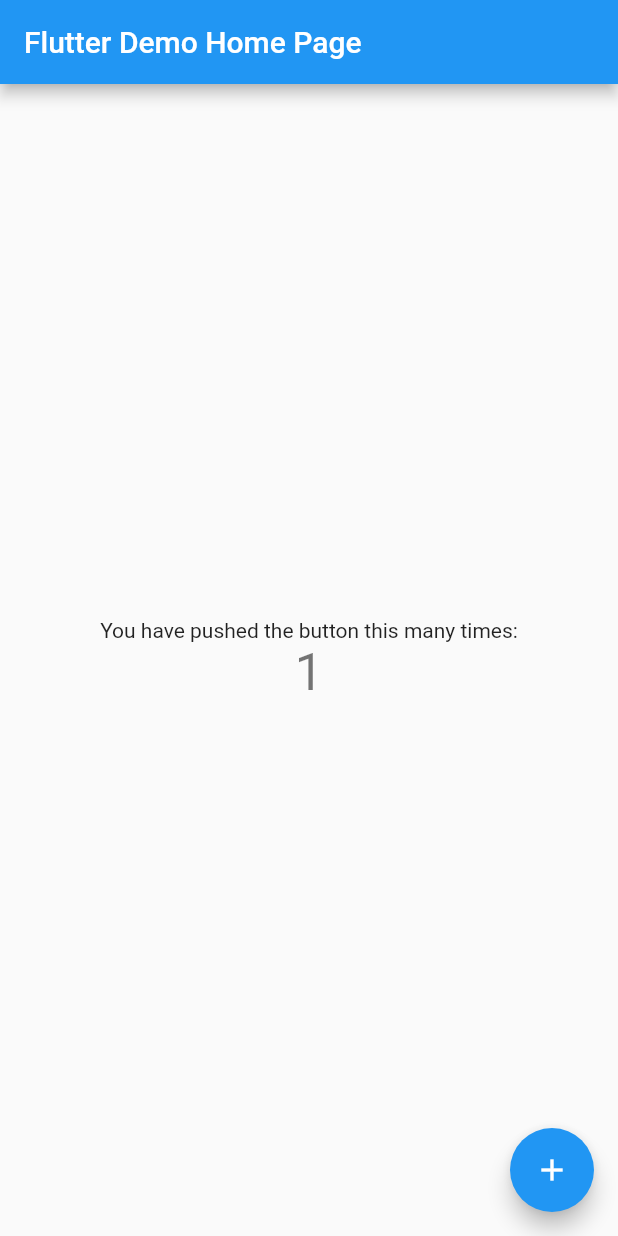
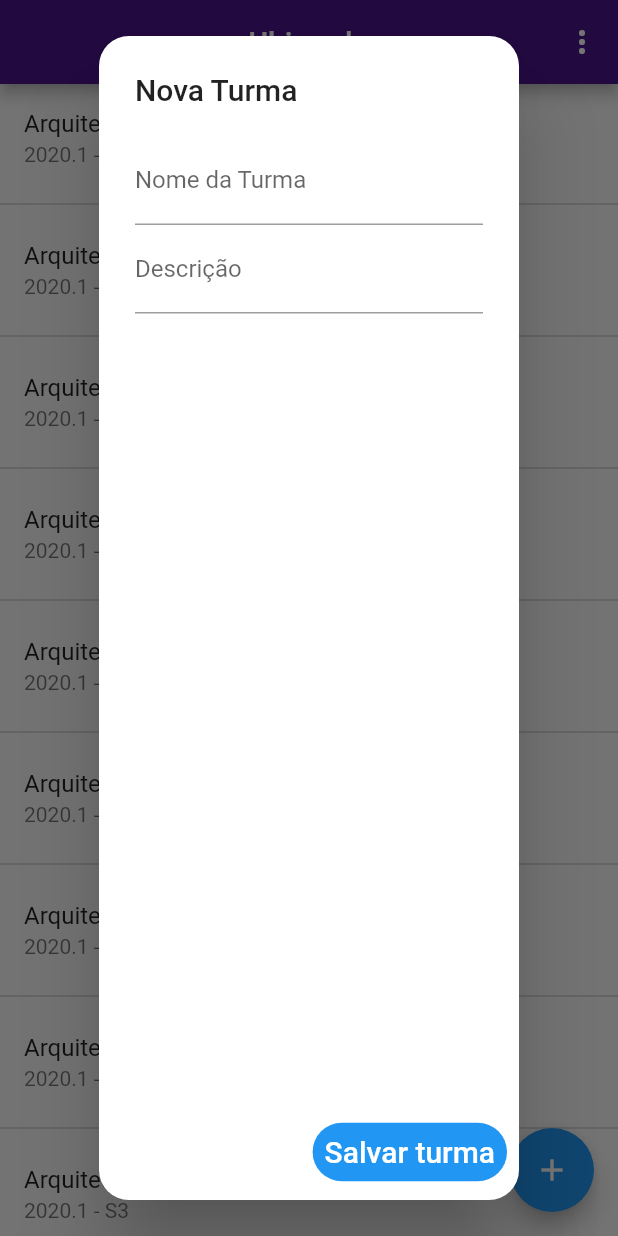
Before and after one commit to anselmoparente/ubireudo, a Flutter app: the screen it shows after launch, after a tap on the "add" icon, on a phone screen of 412 x 824 dp. Run offline on Flutter 3.47's test engine with Material 2 defaults, Android fonts, the phone set to English and light mode, and no system bars.

Commit message:
Atualização dos arquivos

```diff
--- a/lib/main.dart
+++ b/lib/main.dart
@@ -1,111 +1,7 @@
 import 'package:flutter/material.dart';
+import 'package:ubireudo/ui/homePage.dart';
 
-void main() => runApp(MyApp());
 
-class MyApp extends StatelessWidget {
-  // This widget is the root of your application.
-  @override
-  Widget build(BuildContext context) {
-    return MaterialApp(
-      title: 'Flutter Demo',
-      theme: ThemeData(
-        // This is the theme of your application.
-        //
-        // Try running your application with "flutter run". You'll see the
-        // application has a blue toolbar. Then, without quitting the app, try
-        // changing the primarySwatch below to Colors.green and then invoke
-        // "hot reload" (press "r" in the console where you ran "flutter run",
-        // or simply save your changes to "hot reload" in a Flutter IDE).
-        // Notice that the counter didn't reset back to zero; the application
-        // is not restarted.
-        primarySwatch: Colors.blue,
-      ),
-      home: MyHomePage(title: 'Flutter Demo Home Page'),
-    );
-  }
-}
-
-class MyHomePage extends StatefulWidget {
-  MyHomePage({Key key, this.title}) : super(key: key);
-
-  // This widget is the home page of your application. It is stateful, meaning
-  // that it has a State object (defined below) that contains fields that affect
-  // how it looks.
-
-  // This class is the configuration for the state. It holds the values (in this
-  // case the title) provided by the parent (in this case the App widget) and
-  // used by the build method of the State. Fields in a Widget subclass are
-  // always marked "final".
-
-  final String title;
-
-  @override
-  _MyHomePageState createState() => _MyHomePageState();
-}
-
-class _MyHomePageState extends State<MyHomePage> {
-  int _counter = 0;
-
-  void _incrementCounter() {
-    setState(() {
-      // This call to setState tells the Flutter framework that something has
-      // changed in this State, which causes it to rerun the build method below
-      // so that the display can reflect the updated values. If we changed
-      // _counter without calling setState(), then the build method would not be
-      // called again, and so nothing would appear to happen.
-      _counter++;
-    });
-  }
-
-  @override
-  Widget build(BuildContext context) {
-    // This method is rerun every time setState is called, for instance as done
-    // by the _incrementCounter method above.
-    //
-    // The Flutter framework has been optimized to make rerunning build methods
-    // fast, so that you can just rebuild anything that needs updating rather
-    // than having to individually change instances of widgets.
-    return Scaffold(
-      appBar: AppBar(
-        // Here we take the value from the MyHomePage object that was created by
-        // the App.build method, and use it to set our appbar title.
-        title: Text(widget.title),
-      ),
-      body: Center(
-        // Center is a layout widget. It takes a single child and positions it
-        // in the middle of the parent.
-        child: Column(
-          // Column is also a layout widget. It takes a list of children and
-          // arranges them vertically. By default, it sizes itself to fit its
-          // children horizontally, and tries to be as tall as its parent.
-          //
-          // Invoke "debug painting" (press "p" in the console, choose the
-          // "Toggle Debug Paint" action from the Flutter Inspector in Android
-          // Studio, or the "Toggle Debug Paint" command in Visual Studio Code)
-          // to see the wireframe for each widget.
-          //
-          // Column has various properties to control how it sizes itself and
-          // how it positions its children. Here we use mainAxisAlignment to
-          // center the children vertically; the main axis here is the vertical
-          // axis because Columns are vertical (the cross axis would be
-          // horizontal).
-          mainAxisAlignment: MainAxisAlignment.center,
-          children: <Widget>[
-            Text(
-              'You have pushed the button this many times:',
-            ),
-            Text(
-              '$_counter',
-              style: Theme.of(context).textTheme.display1,
-            ),
-          ],
-        ),
-      ),
-      floatingActionButton: FloatingActionButton(
-        onPressed: _incrementCounter,
-        tooltip: 'Increment',
-        child: Icon(Icons.add),
-      ), // This trailing comma makes auto-formatting nicer for build methods.
-    );
-  }
-}
+void main() => runApp(MaterialApp(
+      home: HomePage(),
+    ));
--- /dev/null
+++ b/lib/ui/homePage.dart
@@ -0,0 +1,93 @@
+import 'package:flutter/material.dart';
+import 'package:ubireudo/ui/pointPage.dart';
+
+
+class HomePage extends StatefulWidget {
+  @override
+  _HomePageState createState() => _HomePageState();
+}
+
+final String turma = 'Arquitetura de Computadores';
+final String complemento = '2020.1 - S3';
+
+class _HomePageState extends State<HomePage> {
+  @override
+   Widget build(BuildContext context){
+      return Scaffold(
+        appBar:AppBar(
+          title: Text('Ubireudo'),
+          centerTitle: true,
+          backgroundColor: Colors.purple[900],
+          actions: <Widget>[
+            IconButton(
+              icon: Icon(Icons.more_vert),
+              onPressed: () {},
+            )
+          ],
+        ),
+        floatingActionButton: FloatingActionButton(
+          onPressed:(){AlertDialog nova = AlertDialog(
+            title: Text('Nova Turma'),
+            shape: RoundedRectangleBorder(
+                borderRadius: BorderRadius.circular(20.0)),
+            content: Column(
+              children: <Widget>[
+                TextField(
+                  decoration: InputDecoration(
+                    labelText: 'Nome da Turma',
+                  ),
+                ),
+                TextField(
+                  obscureText: true,
+                  decoration: InputDecoration(
+                    labelText: 'Descrição',
+                  ),
+                ),
+              ],
+            ),
+            actions: <Widget>[
+              FlatButton(
+                shape: RoundedRectangleBorder(
+                borderRadius: BorderRadius.circular(20.0)),
+                color: Colors.blue,
+                textColor: Colors.white,
+                disabledColor: Colors.grey,
+                disabledTextColor: Colors.black,
+                padding: EdgeInsets.all(8.0),
+                splashColor: Colors.blueAccent,
+                onPressed: () {},
+                child: Text('Salvar turma',style: TextStyle(fontSize: 20.0),),
+              ),
+            ],
+          );
+          showDialog(
+            context: context,
+            builder: (BuildContext context){
+              return nova;
+            },
+          );
+          },
+          child: Icon(Icons.add),
+        ),
+        body: ListView.separated(
+          separatorBuilder: (context, index) => Divider(
+          color: Colors.black26),
+          itemCount: 10,
+          itemBuilder: (context,index) {
+            return buildListFavorite();
+          },
+        ),
+      );
+   }
+  buildListFavorite(){
+    return GestureDetector(
+      onTap: (){Navigator.push(context, MaterialPageRoute(builder: (context) => PointPage()));},
+      child:Container(
+        child: ListTile(
+          title: Text(turma),
+          subtitle: Text(complemento),
+        ),
+      ),
+    );
+  }
+}
```
Also changed, not shown: lib/ui/pointPage.dart (added, +49 -0 lines), 1 other file.
